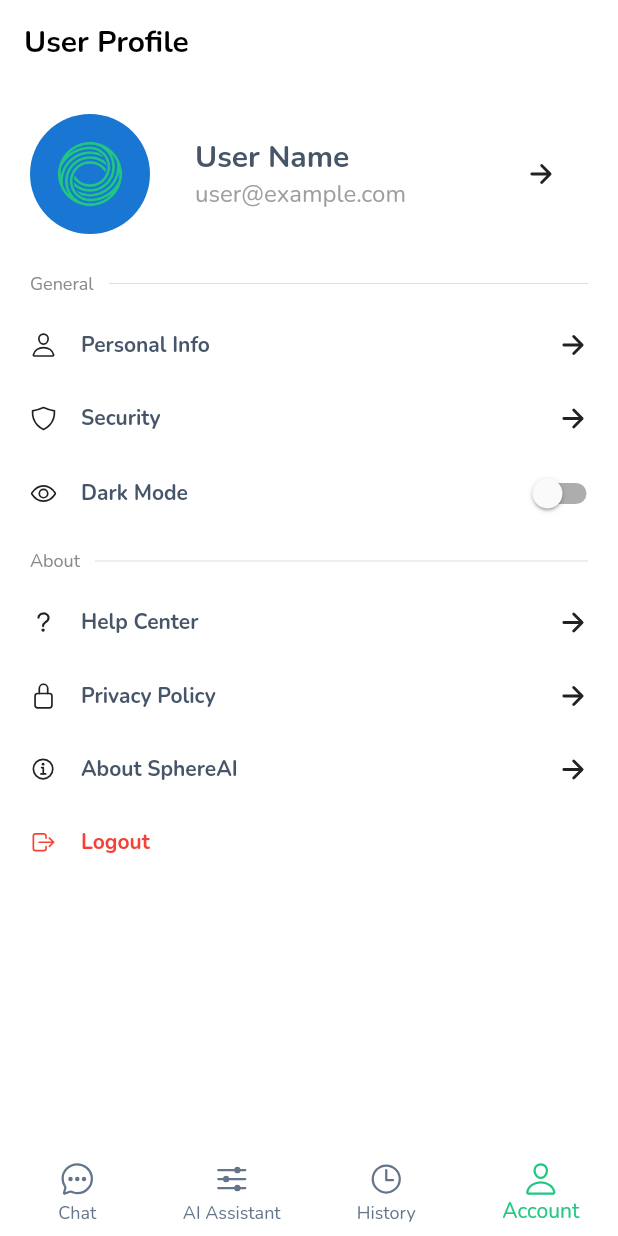
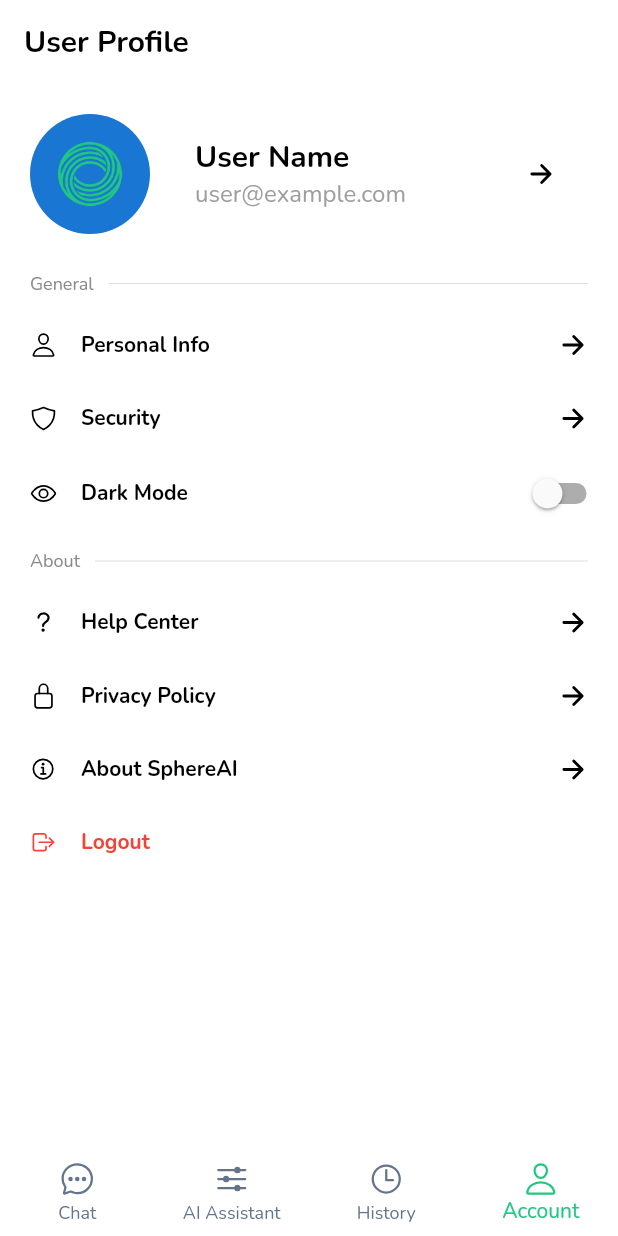
Before and after one commit to jordandadams/sphereai-app, a Flutter app: the screen it shows after launch, item 4 of the bottom bar chosen, on a phone screen of 412 x 824 dp. Run offline on Flutter 3.47's test engine with Material 2 defaults, Android fonts, the phone set to English and light mode, and no system bars; our stand-ins replace carousel_slider, easy_localization, flutter_riverpod, hive, hive_flutter, ionicons; missing offline and left inert: flutter_displaymode; accounts and stored records are empty.

Commit message:
account page dark/light mode

```diff
--- a/lib/ui/screens/account_screen.dart
+++ b/lib/ui/screens/account_screen.dart
@@ -57,7 +57,7 @@ class _AccountScreenState extends ConsumerState<AccountScreen> {
                     Text(
                       'User Name',
                       style:
-                          TextStyle(fontSize: 20, fontWeight: FontWeight.bold),
+                          TextStyle(fontSize: 20, fontWeight: FontWeight.bold, color: Theme.of(context).colorScheme.secondary),
                     ),
                     Text(
                       'user@example.com',
@@ -70,7 +70,7 @@ class _AccountScreenState extends ConsumerState<AccountScreen> {
                 Padding(padding: EdgeInsets.symmetric(horizontal: 40)),
 
                 // Icon for the arrow
-                Icon(Ionicons.arrow_forward, size: 20),
+                Icon(Ionicons.arrow_forward, size: 20, color: Theme.of(context).colorScheme.secondary,),
               ],
             ),
             SizedBox(height: 25),
--- a/lib/ui/widgets/account_screen/option_row.dart
+++ b/lib/ui/widgets/account_screen/option_row.dart
@@ -17,12 +17,12 @@ class OptionRow extends StatelessWidget {
       child: Row(
         mainAxisAlignment: MainAxisAlignment.start,
         children: [
-          Icon(icon, size: 18),
+          Icon(icon, size: 18, color: Theme.of(context).colorScheme.secondary,),
           SizedBox(width: 16),
           Expanded(
             child: Text(
               title,
-              style: TextStyle(fontSize: 14, fontWeight: FontWeight.bold),
+              style: TextStyle(fontSize: 14, fontWeight: FontWeight.bold, color: Theme.of(context).colorScheme.secondary,),
             ),
           ),
           // Wrap the trailing widget with InkWell and Container
@@ -42,7 +42,7 @@ class OptionRow extends StatelessWidget {
                     width: 40, // Fixed width for alignment
                     alignment: Alignment
                         .centerRight, // Right alignment within the container
-                    child: Icon(Ionicons.arrow_forward, size: 20),
+                    child: Icon(Ionicons.arrow_forward, size: 20, color: Theme.of(context).colorScheme.secondary,),
                   ),
                 ),
         ],
--- a/lib/ui/widgets/bottom_nav_bar.dart
+++ b/lib/ui/widgets/bottom_nav_bar.dart
@@ -18,7 +18,7 @@ class BottomNavBar extends ConsumerWidget {
       },
       type: BottomNavigationBarType.fixed,
       elevation: 0,
-      backgroundColor: Colors.white,
+      backgroundColor: Theme.of(context).colorScheme.background,
       selectedItemColor: Theme.of(context).colorScheme.primary,
       unselectedItemColor: Theme.of(context).textTheme.bodySmall!.color,
       items: <BottomNavigationBarItem>[
```
